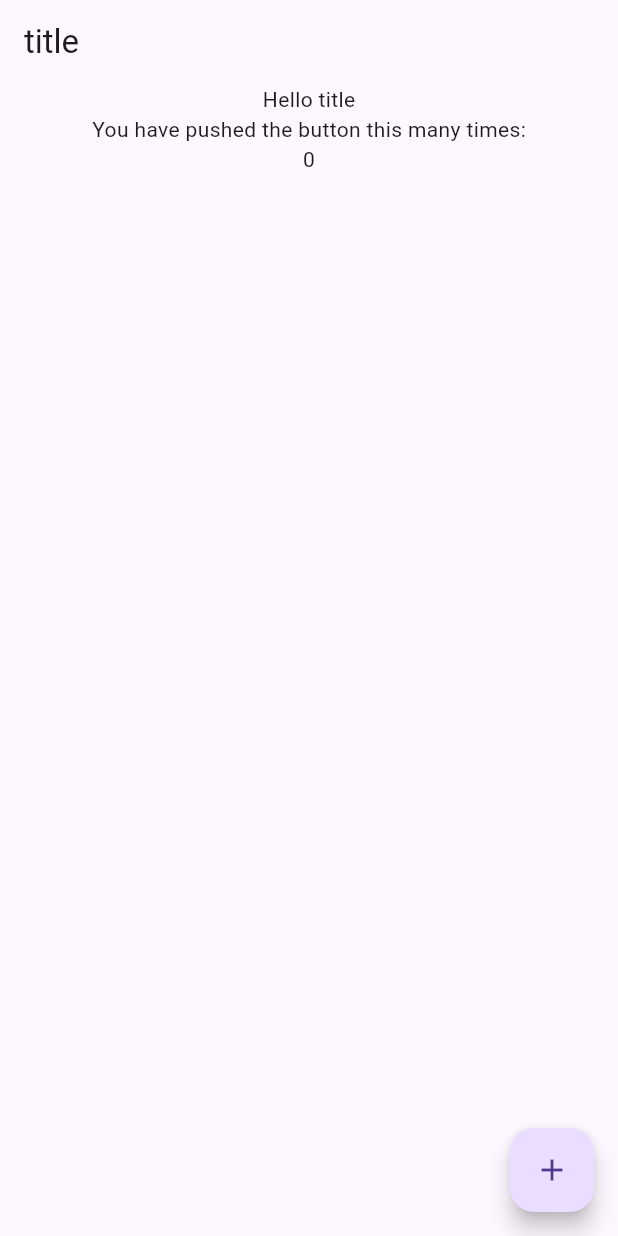
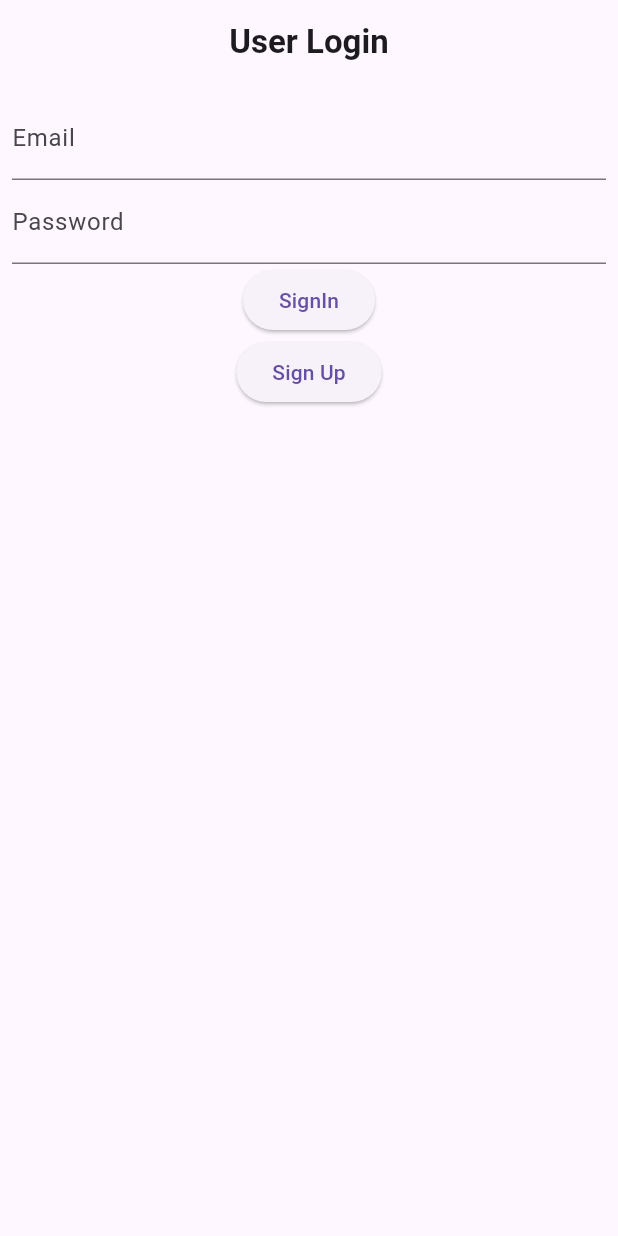
Before and after one commit to yaminisnw/training, a Flutter app: the screen it shows after launch, on a phone screen of 412 x 824 dp. Run offline on Flutter 3.47's test engine with Material 3 defaults, Android fonts, the phone set to English and light mode, and no system bars; our stand-ins replace cloud_firestore, firebase_auth, firebase_core; accounts and stored records are empty.

```diff
--- a/lib/app.dart
+++ b/lib/app.dart
@@ -1,11 +1,9 @@
-import 'package:flutter/foundation.dart';
 import 'package:flutter/material.dart';
+import 'package:flutter_training/auth/splash_screen.dart';
 
 import 'flavors.dart';
-import 'pages/my_home_page.dart';
 
 class App extends StatelessWidget {
-
   const App({Key? key}) : super(key: key);
 
   @override
@@ -15,11 +13,7 @@ class App extends StatelessWidget {
         theme: ThemeData(
           primarySwatch: Colors.blue,
         ),
-      home: _flavorBanner(
-        child: MyHomePage(),
-        show: kDebugMode,
-      ),
-    );
+        home: SplashScreen());
   }
 
   Widget _flavorBanner({
--- /dev/null
+++ b/lib/auth/login_page.dart
@@ -0,0 +1,108 @@
+import 'package:firebase_auth/firebase_auth.dart';
+import 'package:flutter/material.dart';
+import 'package:flutter_training/auth/sign_up_page.dart';
+import 'package:flutter_training/pages/my_home_page.dart';
+
+class CounterLoginPage extends StatefulWidget {
+  const CounterLoginPage({super.key});
+
+  @override
+  State<CounterLoginPage> createState() => _CounterLoginPageState();
+}
+
+class _CounterLoginPageState extends State<CounterLoginPage> {
+  TextEditingController emailController = TextEditingController();
+  TextEditingController passwordController = TextEditingController();
+  GlobalKey<FormState> formKey = GlobalKey<FormState>();
+
+  @override
+  Widget build(BuildContext context) {
+    return Scaffold(
+      appBar: AppBar(
+        title: Center(
+          child:
+              Text('User Login', style: TextStyle(fontWeight: FontWeight.bold)),
+        ),
+      ),
+      body: Form(
+          key: formKey,
+          child: Padding(
+            padding: const EdgeInsets.all(8.0),
+            child: Column(
+              children: [
+                TextFormField(
+                  autovalidateMode: AutovalidateMode.onUserInteraction,
+                  controller: emailController,
+                  decoration: InputDecoration(
+                      labelText: 'Email', hintText: 'Enter Email'),
+                  validator: (value) {
+                    final emailValidation = RegExp(
+                        r'^[a-zA-Z0-9._%+-]+@[a-zA-Z0-9.-]+\.[a-zA-Z]{2,}$');
+                    if (emailValidation.hasMatch(value ?? '')) {
+                      return null;
+                    }
+                    return 'Invalid Email';
+                  },
+                ),
+                TextFormField(
+                  autovalidateMode: AutovalidateMode.onUserInteraction,
+                  obscureText: true,
+                  controller: passwordController,
+                  decoration: InputDecoration(
+                      labelText: 'Password', hintText: 'Enter Password'),
+                  validator: (value) {
+                    if ((value?.length ?? 0) >= 8) {
+                      return null;
+                    }
+                    if ((value != passwordController.text)) {
+                      return 'Enter Correct Password';
+                    }
+                    return 'Invalid Password';
+                  },
+                ),
+                ElevatedButton(
+                    onPressed: () async {
+                      if (formKey.currentState?.validate() ?? false) {
+                        try {
+                          UserCredential userCredential = await FirebaseAuth
+                              .instance
+                              .signInWithEmailAndPassword(
+                            email: emailController.text,
+                            password: passwordController.text,
+                          );
+                          Navigator.pushReplacement(
+                            context,
+                            MaterialPageRoute<void>(
+                              builder: (BuildContext context) => MyHomePage(),
+                            ),
+                          );
+                        } on FirebaseAuthException catch (e) {
+                          if (e.code == 'user-not-found') {
+                            print('No user found for that email.');
+                          } else if (e.code == 'wrong-password') {
+                            print('Wrong password provided for that user.');
+                          }
+                          print(e.toString());
+                          ScaffoldMessenger.of(context).showSnackBar(SnackBar(
+                            content: Text(e.toString()),
+                          ));
+                        }
+                      }
+                    },
+                    child: Text('SignIn')),
+                ElevatedButton(
+                    onPressed: () {
+                      Navigator.pushReplacement(
+                        context,
+                        MaterialPageRoute<void>(
+                          builder: (BuildContext context) => SignUpPage(),
+                        ),
+                      );
+                    },
+                    child: Text('Sign Up'))
+              ],
+            ),
+          )),
+    );
+  }
+}
--- a/lib/main_dev.dart
+++ b/lib/main_dev.dart
@@ -8,6 +8,7 @@ import 'main.dart' as runner;
 Future<void> main() async {
   F.appFlavor = Flavor.dev;
   WidgetsFlutterBinding.ensureInitialized();
-  Firebase.initializeApp(options: DefaultDevFirebaseOptions.currentPlatform);
+  await Firebase.initializeApp(
+      options: DefaultDevFirebaseOptions.currentPlatform);
   await runner.main();
 }
--- a/lib/main_prod.dart
+++ b/lib/main_prod.dart
@@ -8,6 +8,7 @@ import 'main.dart' as runner;
 Future<void> main() async {
   F.appFlavor = Flavor.prod;
   WidgetsFlutterBinding.ensureInitialized();
-  Firebase.initializeApp(options: DefaultProdFirebaseOptions.currentPlatform);
+  await Firebase.initializeApp(
+      options: DefaultProdFirebaseOptions.currentPlatform);
   await runner.main();
 }
```
Also changed, not shown: lib/auth/sign_up_page.dart (added, +124 -0 lines), lib/auth/splash_screen.dart (added, +45 -0 lines), lib/pages/my_home_page.dart (+68 -25 lines). Lines whose indentation alone changed are shown as unchanged.
